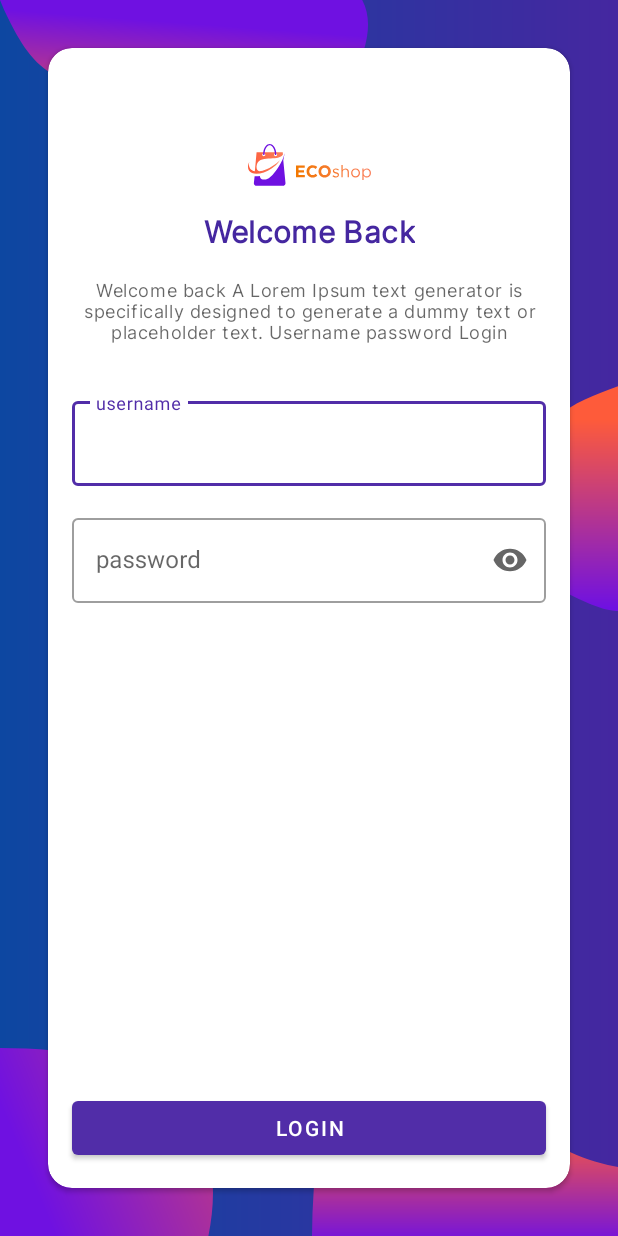
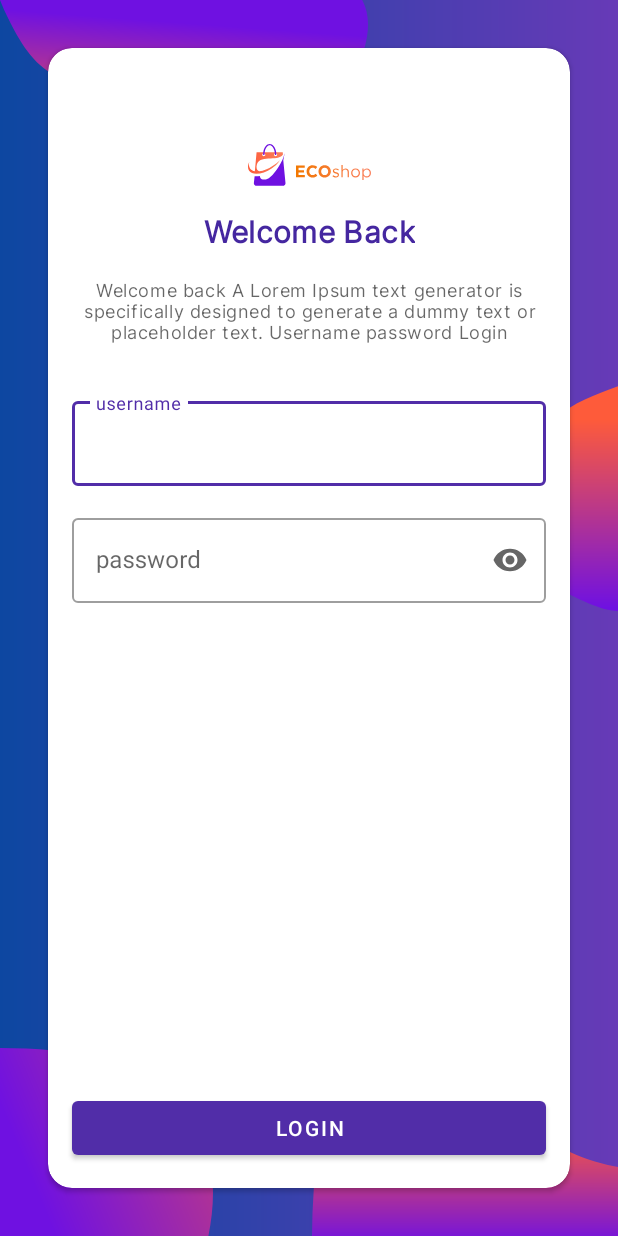
Before and after one commit to faridsolgi/EcoShop, an Android app: the screen it shows after launch (MainActivity), on a phone screen of 412 x 824 dp. Run offline under Robolectric (Android 15) with nearby library versions, the phone set to English and light mode, and no system bars; our stand-ins replace Dagger/Hilt's generated code.

Commit message:
modify shape_background_gradiant_blue.xml end color gradiant

```diff
--- a/app/src/main/res/drawable/shape_background_gradiant_blue.xml
+++ b/app/src/main/res/drawable/shape_background_gradiant_blue.xml
@@ -4,7 +4,7 @@
     <gradient
         android:type="linear"
         android:angle="0"
-        android:endColor="@color/md_deep_purple_800"
+        android:endColor="@color/md_deep_purple_500"
         android:startColor="@color/md_blue_900"
         />
 
```
